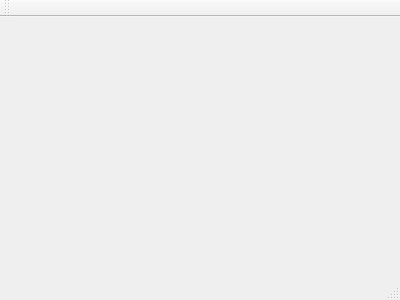
adeptues/doorbell, file xbee/mainwindow.ui: the form before one commit.
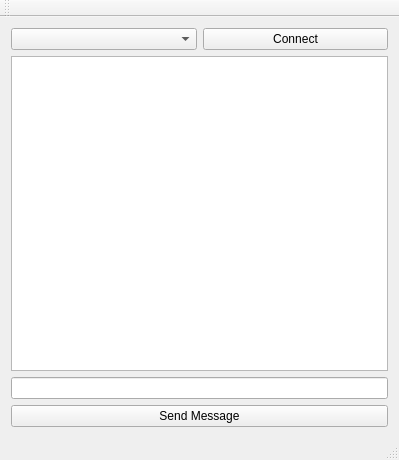
The form after the commit.

```diff
--- a/xbee/mainwindow.ui
+++ b/xbee/mainwindow.ui
@@ -1,24 +1,77 @@
 <ui version="4.0">
  <class>MainWindow</class>
- <widget class="QMainWindow" name="MainWindow" >
-  <property name="geometry" >
+ <widget class="QMainWindow" name="MainWindow">
+  <property name="geometry">
    <rect>
     <x>0</x>
     <y>0</y>
-    <width>400</width>
-    <height>300</height>
+    <width>399</width>
+    <height>460</height>
    </rect>
   </property>
   <property name="windowTitle" >
    <string>MainWindow</string>
   </property>
-  <widget class="QMenuBar" name="menuBar" />
-  <widget class="QToolBar" name="mainToolBar" />
-  <widget class="QWidget" name="centralWidget" />
-  <widget class="QStatusBar" name="statusBar" />
+  <widget class="QWidget" name="centralWidget">
+   <layout class="QHBoxLayout" name="horizontalLayout_2">
+    <item>
+     <layout class="QVBoxLayout" name="verticalLayout_2">
+      <item>
+       <layout class="QHBoxLayout" name="horizontalLayout">
+        <item>
+         <widget class="QComboBox" name="portBox"/>
+        </item>
+        <item>
+         <widget class="QPushButton" name="connectBtn">
+          <property name="text">
+           <string>Connect</string>
+          </property>
+         </widget>
+        </item>
+       </layout>
+      </item>
+      <item>
+       <layout class="QVBoxLayout" name="verticalLayout">
+        <item>
+         <widget class="QTextEdit" name="textArea"/>
+        </item>
+        <item>
+         <widget class="QLineEdit" name="sendTextArea"/>
+        </item>
+        <item>
+         <widget class="QPushButton" name="sendBtn">
+          <property name="text">
+           <string>Send Message</string>
+          </property>
+         </widget>
+        </item>
+       </layout>
+      </item>
+     </layout>
+    </item>
+   </layout>
+  </widget>
+  <widget class="QMenuBar" name="menuBar">
+   <property name="geometry">
+    <rect>
+     <x>0</x>
+     <y>0</y>
+     <width>399</width>
+     <height>25</height>
+    </rect>
+   </property>
+  </widget>
+  <widget class="QToolBar" name="mainToolBar">
+   <attribute name="toolBarArea">
+    <enum>TopToolBarArea</enum>
+   </attribute>
+   <attribute name="toolBarBreak">
+    <bool>false</bool>
+   </attribute>
+  </widget>
+  <widget class="QStatusBar" name="statusBar"/>
  </widget>
- <layoutDefault spacing="6" margin="11" />
- <pixmapfunction></pixmapfunction>
+ <layoutdefault spacing="6" margin="11"/>
  <resources/>
  <connections/>
 </ui>
```
Left out of the diff: 3 changed lines with no effect on the pictures.
